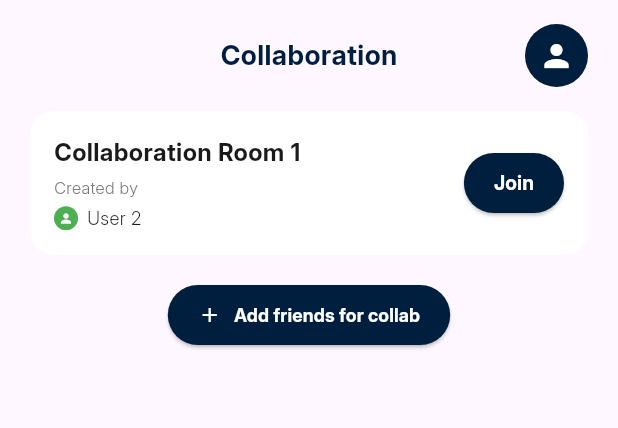
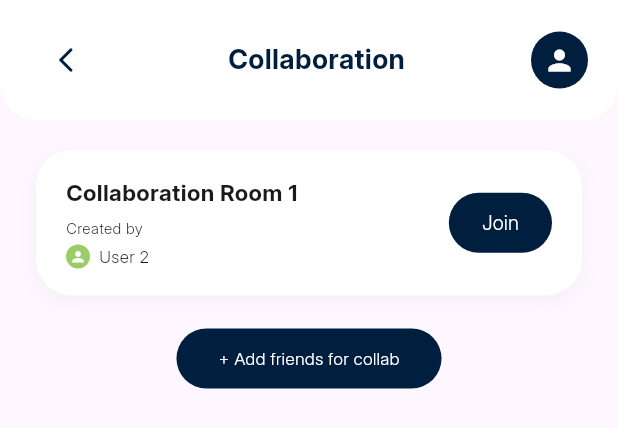
Before and after one commit to SahabatTuli/SahabatTuli-FE, a Flutter app: the CollaborationPage widget shown alone on an empty page, opened directly, on a phone screen of 412 x 824 dp. Shown: the top 428 px of the screen. Run offline on Flutter 3.47's test engine with Material 3 defaults, Android fonts, the phone set to English and light mode, and no system bars; our stand-ins replace flutter_tts, font_awesome_flutter, speech_to_text.

Commit message:
feat: collaboration pages

```diff
--- a/lib/pages/collaboration_page.dart
+++ b/lib/pages/collaboration_page.dart
@@ -3,15 +3,16 @@ import '../theme/app_colors.dart';
 import 'profile_page.dart';
 
 class CollaborationPage extends StatefulWidget {
-  const CollaborationPage({super.key});
+  final VoidCallback? onBackToHome;
+
+  const CollaborationPage({super.key, this.onBackToHome});
 
   @override
   State<CollaborationPage> createState() => _CollaborationPageState();
 }
 
 class _CollaborationPageState extends State<CollaborationPage> {
-  // Data dummy untuk list room
-  final List<Map<String, String>> _rooms = [
+  final _rooms = [
     {
       "title": "Collaboration Room 1",
       "creator": "User 2",
@@ -22,36 +23,50 @@ class _CollaborationPageState extends State<CollaborationPage> {
   Widget build(BuildContext context) {
     return Column(
       children: [
-        // --- HEADER (Tanpa tombol back) ---
-        Padding(
+        // --- HEADER PUTIH MELENGKUNG ---
+        Container(
           padding: const EdgeInsets.symmetric(horizontal: 20, vertical: 16),
+          decoration: const BoxDecoration(
+            color: Colors.white,
+            borderRadius: BorderRadius.vertical(bottom: Radius.circular(24)),
+          ),
           child: Row(
             mainAxisAlignment: MainAxisAlignment.spaceBetween,
             children: [
-              // Spacer kiri disamakan dengan lebar ikon profil (42) agar judul tetap di tengah
-              const SizedBox(width: 42),
-
-              // Judul
+              IconButton(
+                onPressed: () {
+                  if (widget.onBackToHome != null) {
+                    widget.onBackToHome!();
+                  } else if (Navigator.canPop(context)) {
+                    Navigator.pop(context);
+                  }
+                },
+                icon: const Icon(
+                  Icons.arrow_back_ios_new_rounded,
+                  color: AppColors.navy,
+                  size: 20,
+                ),
+              ),
               const Text(
                 'Collaboration',
                 style: TextStyle(
                   color: AppColors.navy,
                   fontSize: 18,
-                  fontWeight: FontWeight.w600,
+                  fontWeight: FontWeight.w700,
                 ),
               ),
-
-              // Ikon Profil (Ukuran disamakan dengan Dashboard)
               GestureDetector(
                 onTap: () {
                   Navigator.push(
                     context,
-                    MaterialPageRoute(builder: (context) => const ProfilePage()),
+                    MaterialPageRoute(
+                      builder: (context) => const ProfilePage(),
+                    ),
                   );
                 },
                 child: Container(
-                  width: 42, // Disamakan dengan Dashboard
-                  height: 42, // Disamakan dengan Dashboard
+                  width: 38,
+                  height: 38,
                   decoration: const BoxDecoration(
                     color: AppColors.navy,
                     shape: BoxShape.circle,
@@ -59,7 +74,7 @@ class _CollaborationPageState extends State<CollaborationPage> {
                   child: const Icon(
                     Icons.person,
                     color: AppColors.white,
-                    size: 24, // Disamakan dengan Dashboard
+                    size: 22,
                   ),
                 ),
               ),
@@ -67,10 +82,12 @@ class _CollaborationPageState extends State<CollaborationPage> {
           ),
         ),
 
+        const SizedBox(height: 20),
+
         // --- LIST ROOM COLLABORATION ---
         Expanded(
           child: ListView.builder(
-            padding: const EdgeInsets.symmetric(horizontal: 20),
+            padding: const EdgeInsets.symmetric(horizontal: 24),
             itemCount: _rooms.length,
             itemBuilder: (context, index) {
               final room = _rooms[index];
@@ -78,15 +95,24 @@ class _CollaborationPageState extends State<CollaborationPage> {
                 children: [
                   // CARD ROOM
                   Container(
-                    padding: const EdgeInsets.all(16),
+                    padding: const EdgeInsets.symmetric(
+                      horizontal: 20,
+                      vertical: 18,
+                    ),
                     decoration: BoxDecoration(
                       color: Colors.white,
-                      borderRadius: BorderRadius.circular(16),
+                      borderRadius: BorderRadius.circular(24),
+                      boxShadow: [
+                        BoxShadow(
+                          color: Colors.black.withOpacity(0.04),
+                          blurRadius: 10,
+                          offset: const Offset(0, 4),
+                        ),
+                      ],
                     ),
                     child: Row(
                       mainAxisAlignment: MainAxisAlignment.spaceBetween,
                       children: [
-                        // Info Room
                         Column(
                           crossAxisAlignment: CrossAxisAlignment.start,
                           children: [
@@ -94,33 +120,33 @@ class _CollaborationPageState extends State<CollaborationPage> {
                               room['title']!,
                               style: const TextStyle(
                                 color: AppColors.textDark,
-                                fontSize: 16,
-                                fontWeight: FontWeight.w600,
+                                fontSize: 15,
+                                fontWeight: FontWeight.w700,
                               ),
                             ),
-                            const SizedBox(height: 4),
+                            const SizedBox(height: 6),
                             const Text(
                               'Created by',
                               style: TextStyle(
-                                color: AppColors.textGray,
-                                fontSize: 11,
+                                color: AppColors.textDark,
+                                fontSize: 10,
+                                fontWeight: FontWeight.w500,
                               ),
                             ),
                             const SizedBox(height: 4),
                             Row(
                               children: [
-                                // Avatar Kecil (Hijau)
                                 Container(
                                   width: 16,
                                   height: 16,
                                   decoration: const BoxDecoration(
-                                    color: Colors.green,
+                                    color: Color(0xFF9CCC65),
                                     shape: BoxShape.circle,
                                   ),
                                   child: const Icon(
                                     Icons.person,
                                     color: Colors.white,
-                                    size: 10,
+                                    size: 11,
                                   ),
                                 ),
                                 const SizedBox(width: 6),
@@ -128,33 +154,38 @@ class _CollaborationPageState extends State<CollaborationPage> {
                                   room['creator']!,
                                   style: const TextStyle(
                                     color: AppColors.textDark,
-                                    fontSize: 12,
-                                    fontWeight: FontWeight.w500,
+                                    fontSize: 11,
+                                    fontWeight: FontWeight.w400,
                                   ),
                                 ),
                               ],
                             ),
                           ],
                         ),
-                        // Tombol Join
                         ElevatedButton(
                           onPressed: () {
                             ScaffoldMessenger.of(context).showSnackBar(
-                              SnackBar(content: Text('Joining ${room['title']}...')),
+                              SnackBar(
+                                content: Text('Joining ${room['title']}...'),
+                              ),
                             );
                           },
                           style: ElevatedButton.styleFrom(
                             backgroundColor: AppColors.navy,
+                            elevation: 0,
                             shape: RoundedRectangleBorder(
-                              borderRadius: BorderRadius.circular(20),
+                              borderRadius: BorderRadius.circular(24),
                             ),
-                            padding: const EdgeInsets.symmetric(horizontal: 20, vertical: 10),
+                            padding: const EdgeInsets.symmetric(
+                              horizontal: 22,
+                              vertical: 10,
+                            ),
                           ),
                           child: const Text(
                             'Join',
                             style: TextStyle(
                               color: Colors.white,
-                              fontWeight: FontWeight.w600,
+                              fontWeight: FontWeight.w500,
                               fontSize: 13,
                             ),
                           ),
@@ -163,28 +194,31 @@ class _CollaborationPageState extends State<CollaborationPage> {
                     ),
                   ),
 
-                  // TOMBOL ADD FRIENDS
-                  if (index == 0) ...[
-                    const SizedBox(height: 16),
-                    ElevatedButton.icon(
+                  // TOMBOL ADD FRIENDS FOR COLLAB
+                  if (index == _rooms.length - 1) ...[
+                    const SizedBox(height: 18),
+                    ElevatedButton(
                       onPressed: () {
                         // TODO: Logika Tambah Teman
                       },
-                      icon: const Icon(Icons.add, color: Colors.white, size: 16),
-                      label: const Text(
-                        'Add friends for collab',
+                      style: ElevatedButton.styleFrom(
+                        backgroundColor: AppColors.navy,
+                        elevation: 0,
+                        shape: RoundedRectangleBorder(
+                          borderRadius: BorderRadius.circular(24),
+                        ),
+                        padding: const EdgeInsets.symmetric(
+                          horizontal: 28,
+                          vertical: 12,
+                        ),
+                      ),
+                      child: const Text(
+                        '+ Add friends for collab',
                         style: TextStyle(
                           color: Colors.white,
-                          fontSize: 12,
-                          fontWeight: FontWeight.w600,
+                          fontSize: 11.5,
+                          fontWeight: FontWeight.w500,
                         ),
-                      ),
-                      style: ElevatedButton.styleFrom(
-                        backgroundColor: AppColors.navy,
-                        shape: RoundedRectangleBorder(
-                          borderRadius: BorderRadius.circular(20),
-                        ),
-                        padding: const EdgeInsets.symmetric(horizontal: 20, vertical: 10),
                       ),
                     ),
                     const SizedBox(height: 20),
```
